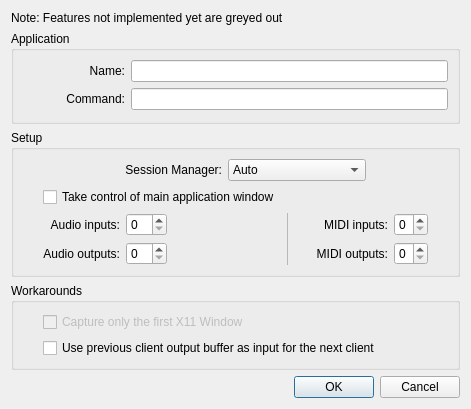
First picture: the form in resources/ui/carla_add_jack.ui, repository falkTX/Carla, before the edit.
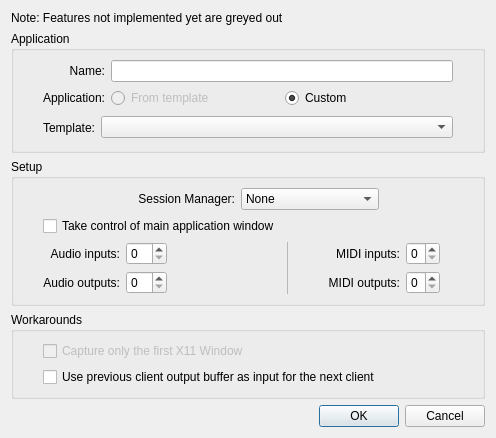
Second picture: the form after the edit. The open tabs and pages were chosen to show the change.

Commit message: NSM support for JACK Applications (#829)

Diff of the .ui file:
```diff
--- a/resources/ui/carla_add_jack.ui
+++ b/resources/ui/carla_add_jack.ui
@@ -6,8 +6,8 @@
    <rect>
     <x>0</x>
     <y>0</y>
-    <width>471</width>
-    <height>369</height>
+    <width>496</width>
+    <height>438</height>
    </rect>
   </property>
   <property name="windowTitle">
@@ -27,39 +27,23 @@
       <string>Application</string>
      </property>
      <layout class="QGridLayout" name="gridLayout">
-      <item row="1" column="0">
-       <widget class="QLabel" name="label">
-        <property name="text">
-         <string>Command:</string>
-        </property>
-        <property name="alignment">
-         <set>Qt::AlignRight|Qt::AlignTrailing|Qt::AlignVCenter</set>
-        </property>
-       </widget>
-      </item>
-      <item row="1" column="1" colspan="3">
-       <widget class="QLineEdit" name="le_command"/>
-      </item>
-      <item row="2" column="3">
-       <spacer name="horizontalSpacer_3">
+      <item row="0" column="0" rowspan="3">
+       <spacer name="horizontalSpacer_4">
         <property name="orientation">
          <enum>Qt::Horizontal</enum>
         </property>
         <property name="sizeType">
-         <enum>QSizePolicy::Ignored</enum>
+         <enum>QSizePolicy::Fixed</enum>
         </property>
         <property name="sizeHint" stdset="0">
          <size>
-          <width>87</width>
-          <height>1</height>
+          <width>20</width>
+          <height>60</height>
          </size>
         </property>
        </spacer>
       </item>
-      <item row="0" column="1" colspan="3">
-       <widget class="QLineEdit" name="le_name"/>
-      </item>
-      <item row="0" column="0">
+      <item row="0" column="1">
        <widget class="QLabel" name="label_10">
         <property name="text">
          <string>Name:</string>
@@ -69,22 +53,124 @@
         </property>
        </widget>
       </item>
-      <item row="3" column="0">
-       <spacer name="horizontalSpacer_4">
+      <item row="0" column="2" colspan="2">
+       <widget class="QLineEdit" name="le_name"/>
+      </item>
+      <item row="0" column="4" rowspan="3">
+       <spacer name="horizontalSpacer_3">
         <property name="orientation">
          <enum>Qt::Horizontal</enum>
         </property>
         <property name="sizeType">
-         <enum>QSizePolicy::Ignored</enum>
+         <enum>QSizePolicy::Fixed</enum>
         </property>
         <property name="sizeHint" stdset="0">
          <size>
-          <width>1</width>
-          <height>1</height>
+          <width>20</width>
+          <height>60</height>
          </size>
         </property>
        </spacer>
       </item>
+      <item row="1" column="1">
+       <widget class="QLabel" name="label_5">
+        <property name="text">
+         <string>Application:</string>
+        </property>
+        <property name="alignment">
+         <set>Qt::AlignRight|Qt::AlignTrailing|Qt::AlignVCenter</set>
+        </property>
+       </widget>
+      </item>
+      <item row="1" column="2">
+       <widget class="QRadioButton" name="rb_template">
+        <property name="enabled">
+         <bool>false</bool>
+        </property>
+        <property name="sizePolicy">
+         <sizepolicy hsizetype="Expanding" vsizetype="Fixed">
+          <horstretch>0</horstretch>
+          <verstretch>0</verstretch>
+         </sizepolicy>
+        </property>
+        <property name="text">
+         <string>From template</string>
+        </property>
+       </widget>
+      </item>
+      <item row="1" column="3">
+       <widget class="QRadioButton" name="rb_custom">
+        <property name="sizePolicy">
+         <sizepolicy hsizetype="Expanding" vsizetype="Fixed">
+          <horstretch>0</horstretch>
+          <verstretch>0</verstretch>
+         </sizepolicy>
+        </property>
+        <property name="text">
+         <string>Custom</string>
+        </property>
+        <property name="checked">
+         <bool>true</bool>
+        </property>
+       </widget>
+      </item>
+      <item row="2" column="1" colspan="3">
+       <widget class="QStackedWidget" name="stackedWidget">
+        <property name="currentIndex">
+         <number>1</number>
+        </property>
+        <widget class="QWidget" name="page_template">
+         <layout class="QHBoxLayout" name="horizontalLayout_2">
+          <property name="margin">
+           <number>0</number>
+          </property>
+          <item>
+           <widget class="QLabel" name="l_template">
+            <property name="text">
+             <string>Template:</string>
+            </property>
+            <property name="alignment">
+             <set>Qt::AlignRight|Qt::AlignTrailing|Qt::AlignVCenter</set>
+            </property>
+           </widget>
+          </item>
+          <item>
+           <widget class="QComboBox" name="cb_template">
+            <property name="sizePolicy">
+             <sizepolicy hsizetype="Expanding" vsizetype="Fixed">
+              <horstretch>0</horstretch>
+              <verstretch>0</verstretch>
+             </sizepolicy>
+            </property>
+            <property name="editable">
+             <bool>false</bool>
+            </property>
+           </widget>
+          </item>
+         </layout>
+        </widget>
+        <widget class="QWidget" name="page_command">
+         <layout class="QHBoxLayout" name="horizontalLayout_3">
+          <property name="margin">
+           <number>0</number>
+          </property>
+          <item>
+           <widget class="QLabel" name="l_command">
+            <property name="text">
+             <string>Command:</string>
+            </property>
+            <property name="alignment">
+             <set>Qt::AlignRight|Qt::AlignTrailing|Qt::AlignVCenter</set>
+            </property>
+           </widget>
+          </item>
+          <item>
+           <widget class="QLineEdit" name="le_command"/>
+          </item>
+         </layout>
+        </widget>
+       </widget>
+      </item>
      </layout>
     </widget>
    </item>
@@ -122,18 +208,13 @@
         <item>
          <widget class="QComboBox" name="cb_session_mgr">
           <property name="currentIndex">
-           <number>1</number>
+           <number>0</number>
           </property>
           <item>
            <property name="text">
             <string>None</string>
            </property>
           </item>
-          <item>
-           <property name="text">
-            <string>Auto</string>
-           </property>
-          </item>
           <item>
            <property name="text">
             <string>LADISH (SIGUSR1)</string>
```
Left out of the diff: 5 changed lines with no effect on the pictures. The commit also changes 18 other files.
